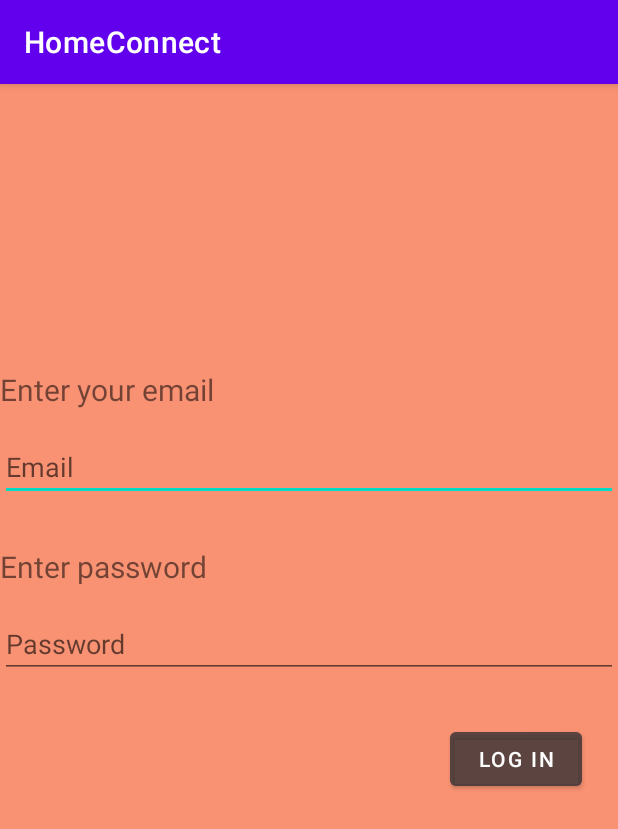
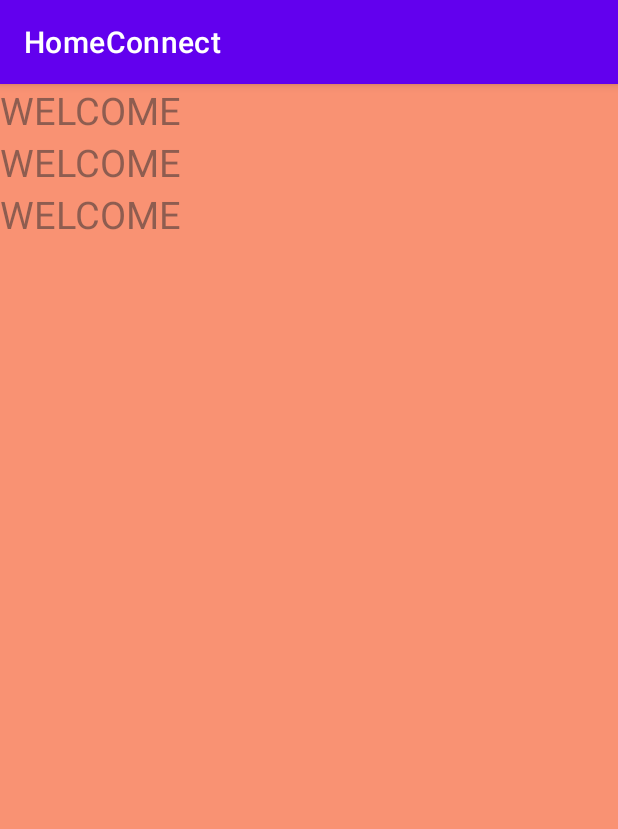
Before and after one commit to nclwam/HomeConnect, an Android app: the screen it shows after launch (LoginActivity before the commit, HomePage after it), after a tap on "CREATE ACCOUNT", on a phone screen of 412 x 824 dp. Shown: the top 829 px of the screen. Run offline under Robolectric (Android 15) with nearby library versions, the phone set to English and light mode, and no system bars; our stand-ins replace Room's generated code.

Commit message:
HomeConnect

```diff
--- a/app/src/main/java/com/example/homeconnect/CreateAcc.kt
+++ b/app/src/main/java/com/example/homeconnect/CreateAcc.kt
@@ -3,6 +3,7 @@ package com.example.homeconnect
 import android.content.Intent
 import androidx.appcompat.app.AppCompatActivity
 import android.os.Bundle
+import android.preference.PreferenceManager
 import android.provider.ContactsContract
 import android.view.View
 import android.widget.RadioButton
@@ -20,6 +21,38 @@ class CreateAcc : AppCompatActivity() {
         super.onCreate(savedInstanceState)
         setContentView(R.layout.activity_create_acc)
 
+        Button1.setOnClickListener{
+
+//        get the user input
+        val name : String = P1.text.toString()
+            val lname :String =P2.text.toString()
+            val email : String = P3.text.toString()
+
+
+//        instantiate the share prefence class
+        val share :SharedPreference = SharedPreference()
+
+//        SharedPrefence - is an object that temporarily stores data in an application
+        var greetpref = PreferenceManager.getDefaultSharedPreferences(this)
+
+//        an editor - obejct used to edit data inside the shared preference
+         var editor = greetpref.edit()
+
+//        put a string to replace the default value of the username
+        editor.putString(share.FirstName, name)
+            editor.putString(share.LastName, name)
+            editor.putString(share.email, name)
+//        save what we have edited
+        editor.apply()
+//            take us to the next page
+            startActivity(Intent(this, LoginActivity::class.java))
+
+
+        }
+
+
+
+
         mUserViewModel= ViewModelProvider(this).get(UserViewModel::class.java)
         val questiononeid=findViewById<RadioGroup>(R.id.workerviewgroup)
 
@@ -28,6 +61,7 @@ class CreateAcc : AppCompatActivity() {
            val user_type : Int = quiz.id;
         }
         )
+
 
 //        Button1.setOnClickListener() {
 //           Insertdata()
@@ -46,7 +80,7 @@ class CreateAcc : AppCompatActivity() {
         mUserViewModel.addUser(user)
         Toast.makeText(this,"Registration Successfull", Toast.LENGTH_SHORT).show()
 
-        startActivity(Intent(this,LoginActivity::class.java))
+
 
     }
 
--- a/app/src/main/java/com/example/homeconnect/HomePage.kt
+++ b/app/src/main/java/com/example/homeconnect/HomePage.kt
@@ -2,10 +2,33 @@ package com.example.homeconnect
 
 import androidx.appcompat.app.AppCompatActivity
 import android.os.Bundle
+import android.preference.PreferenceManager
+import android.widget.Toast
+import kotlinx.android.synthetic.main.activity_home_page.*
+import kotlinx.android.synthetic.main.activity_login.*
 
 class HomePage : AppCompatActivity() {
     override fun onCreate(savedInstanceState: Bundle?) {
         super.onCreate(savedInstanceState)
         setContentView(R.layout.activity_home_page)
+
+
+//        instantiate the preference class
+        val SharedPreference: SharedPreference = SharedPreference()
+
+//        declared shared prefernce
+        val preference = PreferenceManager.getDefaultSharedPreferences(this.getApplicationContext())
+
+        val name =preference.getString(SharedPreference.FirstName,"")
+        val lname =preference.getString(SharedPreference.LastName,"")
+        val email =preference.getString(SharedPreference.email,"")
+
+        Toast.makeText(this,"WELCOME " +name, Toast.LENGTH_SHORT).show()
+
+//        showing in a textview
+        info.setText("WELCOME " +name)
+        info2.setText("WELCOME " +lname)
+        info3.setText("WELCOME " +email)
+
     }
 }
--- a/app/src/main/java/com/example/homeconnect/LoginActivity.kt
+++ b/app/src/main/java/com/example/homeconnect/LoginActivity.kt
@@ -1,20 +1,41 @@
-package com.example.homeconnect
+ package com.example.homeconnect
 
 import android.content.Intent
 import androidx.appcompat.app.AppCompatActivity
 import android.os.Bundle
 import android.os.Looper
+import android.preference.PreferenceManager
 import android.view.View
 import android.widget.Toast
 import com.example.homeconnect.data.User
 import com.example.homeconnect.data.UserDao
 import com.example.homeconnect.data.UserDatabase
+import kotlinx.android.synthetic.main.activity_create_acc.*
 import kotlinx.android.synthetic.main.activity_login.*
 
 class LoginActivity : AppCompatActivity() {
     override fun onCreate(savedInstanceState: Bundle?) {
         super.onCreate(savedInstanceState)
         setContentView(R.layout.activity_login)
+
+//        instantiate the preference class
+        val SharedPreference: SharedPreference = SharedPreference()
+
+//        declared shared prefernce
+        val preference = PreferenceManager.getDefaultSharedPreferences(this.getApplicationContext())
+
+        val name = preference.getString(SharedPreference.FirstName, "")
+        Toast.makeText(this, "WELCOME " + name, Toast.LENGTH_SHORT).show()
+
+//        showing in a textview
+        loginperson.setText("WELCOME " + name)
+
+
+        startActivity(Intent(this, HomePage::class.java))
+
+
+
+
 
         loginbuttonid.setOnClickListener {
             //when the login button is clicked I will perform the following tasks
@@ -24,36 +45,40 @@ class LoginActivity : AppCompatActivity() {
 
             val thread: Thread
             //instantiate the database
-            val  database_user : UserDatabase =  UserDatabase.getDatabase(this)
+            val database_user: UserDatabase = UserDatabase.getDatabase(this)
 
             //go to the database and accessing the dao
-            val userdao : UserDao = database_user.UserDao()
+            val userdao: UserDao = database_user.UserDao()
 
-            Thread{
+            Thread {
                 //prepare your query to execute in the background
                 Looper.prepare()
-                val user : User = userdao.loginuser(Email , Password)
+                val user: User = userdao.loginuser(Email, Password)
                 Toast.makeText(this, "Login Successful", Toast.LENGTH_SHORT).show()
-
-                if (user.user_type.equals(1)){
-                    startActivity(Intent(this, RegisterWorkersActivity::class.java))
-                }else{
-                    startActivity(Intent(this, HomePage::class.java))
-
-                }
-
-                //execute looper
-                Looper.loop();
-            }.start()
+            }
         }
-
-
-    }
-
-    fun homepage(view: View) {
-        startActivity(Intent(this@LoginActivity,HomePage::class.java))
     }
 }
+
+//                if (user.user_type.equals(1)){
+//                    startActivity(Intent(this, RegisterWorkersActivity::class.java))
+//                }else{
+//                    startActivity(Intent(this, HomePage::class.java))
+//
+//                }
+//
+//                execute looper
+//                Looper.loop();
+//            }.start()
+//        }
+//
+
+//    }
+
+//    fun homepage(view: View) {
+//        startActivity(Intent(this@LoginActivity,HomePage::class.java))
+//    }
+//}
 
 //        login_btn.setOnClickListener {
 //
--- /dev/null
+++ b/app/src/main/java/com/example/homeconnect/SharedPreference.kt
@@ -0,0 +1,11 @@
+package com.example.homeconnect
+
+class SharedPreference {
+    val FirstName: String ="fname"
+     val LastName : String ="lname"
+    val email : String= "email"
+
+
+
+
+}
--- a/app/src/main/res/layout/activity_home_page.xml
+++ b/app/src/main/res/layout/activity_home_page.xml
@@ -1,9 +1,33 @@
 <?xml version="1.0" encoding="utf-8"?>
-<androidx.constraintlayout.widget.ConstraintLayout xmlns:android="http://schemas.android.com/apk/res/android"
+<LinearLayout xmlns:android="http://schemas.android.com/apk/res/android"
     xmlns:app="http://schemas.android.com/apk/res-auto"
     xmlns:tools="http://schemas.android.com/tools"
     android:layout_width="match_parent"
     android:layout_height="match_parent"
-    tools:context=".HomePage">
+    tools:context=".HomePage"
+    android:background="@color/peach"
+    android:orientation="vertical">
+    <TextView
+        android:layout_width="wrap_content"
+        android:layout_height="wrap_content"
+        android:textColor="@color/grey"
+        android:textSize="25dp"
+        android:text="Welcome"
+        android:id="@+id/info"/>
+    <TextView
+        android:layout_width="wrap_content"
+        android:layout_height="wrap_content"
+        android:textColor="@color/grey"
+        android:textSize="25dp"
+        android:text="Welcome"
+        android:id="@+id/info2"/>
+    <TextView
+        android:layout_width="wrap_content"
+        android:layout_height="wrap_content"
+        android:textColor="@color/grey"
+        android:textSize="25dp"
+        android:text="Welcome"
+        android:id="@+id/info3"/>
 
-</androidx.constraintlayout.widget.ConstraintLayout>
+
+</LinearLayout>
--- a/app/src/main/res/layout/activity_login.xml
+++ b/app/src/main/res/layout/activity_login.xml
@@ -9,6 +9,13 @@
     android:layout_gravity="center"
 
     android:background="@color/peach">
+    <TextView
+        android:layout_width="wrap_content"
+        android:layout_height="wrap_content"
+        android:text="WELCOME"
+        android:textSize="30dp"
+        android:textColor="@color/grey"
+        android:id="@+id/loginperson"/>
     <TextView
         android:layout_width="wrap_content"
         android:layout_height="wrap_content"
--- a/app/src/main/res/layout/activity_register_workers.xml
+++ b/app/src/main/res/layout/activity_register_workers.xml
@@ -1,9 +1,9 @@
 <?xml version="1.0" encoding="utf-8"?>
-<androidx.constraintlayout.widget.ConstraintLayout xmlns:android="http://schemas.android.com/apk/res/android"
+<LinearLayout xmlns:android="http://schemas.android.com/apk/res/android"
     xmlns:app="http://schemas.android.com/apk/res-auto"
     xmlns:tools="http://schemas.android.com/tools"
     android:layout_width="match_parent"
     android:layout_height="match_parent"
     tools:context=".RegisterWorkersActivity">
 
-</androidx.constraintlayout.widget.ConstraintLayout>
+</LinearLayout>
```
